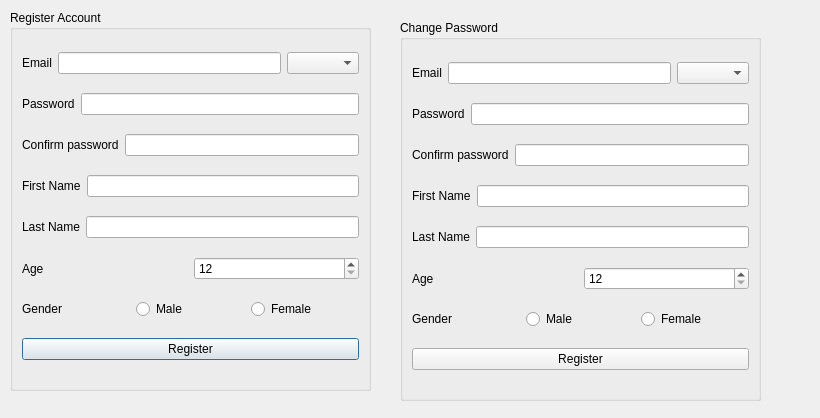
Above: In4B00king/register.ui from leejm17/ICT1009-In4B00king before the change. Below: the same form after it.
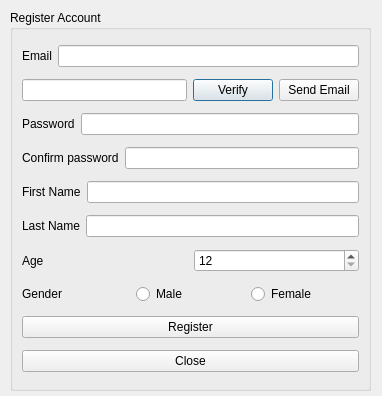
That is the form after the change.

Commit message: Edited Register and added forget password

```diff
--- a/In4B00king/register.ui
+++ b/In4B00king/register.ui
@@ -6,8 +6,8 @@
    <rect>
     <x>0</x>
     <y>0</y>
-    <width>820</width>
-    <height>418</height>
+    <width>382</width>
+    <height>396</height>
    </rect>
   </property>
   <property name="windowTitle">
@@ -48,8 +48,36 @@
         </property>
        </widget>
       </item>
+     </layout>
+    </item>
+    <item>
+     <layout class="QHBoxLayout" name="horizontalLayout_8">
       <item>
-       <widget class="QComboBox" name="comboBox"/>
+       <widget class="QLineEdit" name="Email_2">
+        <property name="maximumSize">
+         <size>
+          <width>459</width>
+          <height>16777215</height>
+         </size>
+        </property>
+        <property name="text">
+         <string/>
+        </property>
+       </widget>
+      </item>
+      <item>
+       <widget class="QPushButton" name="verify">
+        <property name="text">
+         <string>Verify</string>
+        </property>
+       </widget>
+      </item>
+      <item>
+       <widget class="QPushButton" name="sendemail">
+        <property name="text">
+         <string>Send Email</string>
+        </property>
+       </widget>
       </item>
      </layout>
     </item>
@@ -193,185 +221,10 @@
       </property>
      </widget>
     </item>
-   </layout>
-  </widget>
-  <widget class="QGroupBox" name="groupBox_2">
-   <property name="geometry">
-    <rect>
-     <x>400</x>
-     <y>20</y>
-     <width>361</width>
-     <height>381</height>
-    </rect>
-   </property>
-   <property name="title">
-    <string>Change Password</string>
-   </property>
-   <layout class="QVBoxLayout" name="verticalLayout_2">
     <item>
-     <layout class="QHBoxLayout" name="horizontalLayout_8">
-      <item>
-       <widget class="QLabel" name="label_8">
-        <property name="text">
-         <string>Email</string>
-        </property>
-       </widget>
-      </item>
-      <item>
-       <widget class="QLineEdit" name="Email_2">
-        <property name="maximumSize">
-         <size>
-          <width>459</width>
-          <height>16777215</height>
-         </size>
-        </property>
-        <property name="text">
-         <string/>
-        </property>
-       </widget>
-      </item>
-      <item>
-       <widget class="QComboBox" name="comboBox_2"/>
-      </item>
-     </layout>
-    </item>
-    <item>
-     <layout class="QHBoxLayout" name="horizontalLayout_9">
-      <item>
-       <widget class="QLabel" name="label_9">
-        <property name="text">
-         <string>Password</string>
-        </property>
-       </widget>
-      </item>
-      <item>
-       <widget class="QLineEdit" name="Password_3">
-        <property name="maximumSize">
-         <size>
-          <width>437</width>
-          <height>16777215</height>
-         </size>
-        </property>
-        <property name="echoMode">
-         <enum>QLineEdit::Password</enum>
-        </property>
-       </widget>
-      </item>
-     </layout>
-    </item>
-    <item>
-     <layout class="QHBoxLayout" name="horizontalLayout_10">
-      <item>
-       <widget class="QLabel" name="label_10">
-        <property name="text">
-         <string>Confirm password</string>
-        </property>
-       </widget>
-      </item>
-      <item>
-       <widget class="QLineEdit" name="Password_4">
-        <property name="maximumSize">
-         <size>
-          <width>437</width>
-          <height>16777215</height>
-         </size>
-        </property>
-        <property name="echoMode">
-         <enum>QLineEdit::Password</enum>
-        </property>
-       </widget>
-      </item>
-     </layout>
-    </item>
-    <item>
-     <layout class="QHBoxLayout" name="horizontalLayout_11">
-      <item>
-       <widget class="QLabel" name="label_11">
-        <property name="text">
-         <string>First Name</string>
-        </property>
-       </widget>
-      </item>
-      <item>
-       <widget class="QLineEdit" name="Fname_2">
-        <property name="maximumSize">
-         <size>
-          <width>432</width>
-          <height>16777215</height>
-         </size>
-        </property>
-       </widget>
-      </item>
-     </layout>
-    </item>
-    <item>
-     <layout class="QHBoxLayout" name="horizontalLayout_12">
-      <item>
-       <widget class="QLabel" name="label_12">
-        <property name="text">
-         <string>Last Name</string>
-        </property>
-       </widget>
-      </item>
-      <item>
-       <widget class="QLineEdit" name="Lname_2">
-        <property name="maximumSize">
-         <size>
-          <width>433</width>
-          <height>16777215</height>
-         </size>
-        </property>
-       </widget>
-      </item>
-     </layout>
-    </item>
-    <item>
-     <layout class="QHBoxLayout" name="horizontalLayout_13">
-      <item>
-       <widget class="QLabel" name="label_13">
-        <property name="text">
-         <string>Age</string>
-        </property>
-       </widget>
-      </item>
-      <item>
-       <widget class="QSpinBox" name="Age_2">
-        <property name="minimum">
-         <number>12</number>
-        </property>
-       </widget>
-      </item>
-     </layout>
-    </item>
-    <item>
-     <layout class="QHBoxLayout" name="horizontalLayout_14">
-      <item>
-       <widget class="QLabel" name="label_14">
-        <property name="text">
-         <string>Gender</string>
-        </property>
-       </widget>
-      </item>
-      <item>
-       <widget class="QRadioButton" name="Male_2">
-        <property name="text">
-         <string>Male</string>
-        </property>
-       </widget>
-      </item>
-      <item>
-       <widget class="QRadioButton" name="Female_2">
-        <property name="text">
-         <string>Female</string>
-        </property>
-       </widget>
-      </item>
-     </layout>
-    </item>
-    <item>
-     <widget class="QPushButton" name="Register_3">
+     <widget class="QPushButton" name="Close">
       <property name="text">
-       <string>Register</string>
+       <string>Close</string>
       </property>
      </widget>
     </item>
```
The commit also changes 10 other files.
